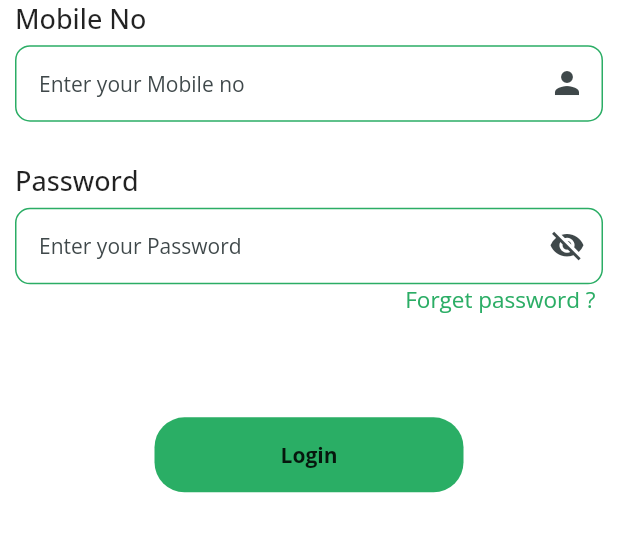
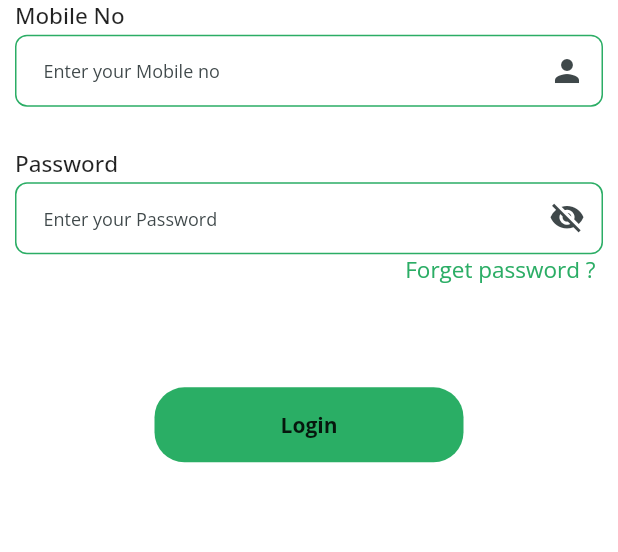
Before and after one commit to umangk007/ticket_resolver_system, a Flutter app: the screen it shows after launch, on a phone screen of 412 x 824 dp, the part 353-905 px from its top. Run offline on Flutter 3.47's test engine with Material 2 defaults, Android fonts, the phone set to English and light mode, and no system bars; our stand-ins replace google_fonts, permission_handler, shared_preferences, signature, upgrader.

Commit message:
Initial commit.

```diff
--- a/lib/screens/login_screen.dart
+++ b/lib/screens/login_screen.dart
@@ -53,26 +53,35 @@ class _LoginScreenState extends State<LoginScreen> {
                     ),
                     const Text("Mobile No",
                         style: TextStyle(
-                            fontSize: 18, fontWeight: FontWeight.w500)),
+                            fontSize: 15, fontWeight: FontWeight.w500)),
                     const SizedBox(
-                      height: 5,
+                      height: 3,
                     ),
                     TextFormField(
                       controller: usernameController,
+                      style: const TextStyle(
+                        fontSize: 12,
+                      ),
                       decoration: InputDecoration(
                         focusColor: green,
+                        contentPadding:
+                            const EdgeInsets.only(top: 15, left: 15),
                         enabledBorder: OutlineInputBorder(
                             borderSide: const BorderSide(color: green),
-                            borderRadius: BorderRadius.circular(10)),
+                            borderRadius: BorderRadius.circular(08)),
                         disabledBorder: OutlineInputBorder(
                             borderSide: const BorderSide(color: green),
-                            borderRadius: BorderRadius.circular(10)),
+                            borderRadius: BorderRadius.circular(8)),
                         border: OutlineInputBorder(
-                          borderRadius: BorderRadius.circular(10),
+                          borderRadius: BorderRadius.circular(8),
                         ),
+                        // border: InputBorder.none,
                         hintText: "Enter your Mobile no",
-                        hintStyle:
-                            const TextStyle(fontWeight: FontWeight.normal),
+                        hintStyle: const TextStyle(
+                          fontWeight: FontWeight.normal,
+                          fontSize: 12,
+                        ),
+                        errorStyle: const TextStyle(fontSize: 0.01),
                         suffixIcon: (usernameEmpty)
                             ? const Icon(Icons.person_sharp)
                             : IconButton(
@@ -85,7 +94,7 @@ class _LoginScreenState extends State<LoginScreen> {
                       ),
                       validator: (value) {
                         if (value!.isEmpty) {
-                          return "Please enter Mobile no";
+                          return "";
                         } else {
                           return null;
                         }
@@ -96,27 +105,33 @@ class _LoginScreenState extends State<LoginScreen> {
                     ),
                     const Text("Password",
                         style: TextStyle(
-                            fontSize: 18, fontWeight: FontWeight.w500)),
+                            fontSize: 15, fontWeight: FontWeight.w500)),
                     const SizedBox(
-                      height: 5,
+                      height: 3,
                     ),
                     TextFormField(
                       controller: passwordController,
                       obscureText: !showPassword,
+                      style: const TextStyle(
+                        fontSize: 12,
+                      ),
                       decoration: InputDecoration(
                         focusColor: green,
+                        contentPadding:
+                            const EdgeInsets.only(top: 15, left: 15),
                         enabledBorder: OutlineInputBorder(
                             borderSide: const BorderSide(color: green),
-                            borderRadius: BorderRadius.circular(10)),
+                            borderRadius: BorderRadius.circular(08)),
                         disabledBorder: OutlineInputBorder(
                             borderSide: const BorderSide(color: green),
-                            borderRadius: BorderRadius.circular(10)),
+                            borderRadius: BorderRadius.circular(8)),
                         border: OutlineInputBorder(
-                          borderRadius: BorderRadius.circular(10),
+                          borderRadius: BorderRadius.circular(8),
                         ),
                         hintText: "Enter your Password",
-                        hintStyle:
-                            const TextStyle(fontWeight: FontWeight.normal),
+                        hintStyle: const TextStyle(
+                            fontWeight: FontWeight.normal, fontSize: 12),
+                        errorStyle: const TextStyle(fontSize: 0.01),
                         suffixIcon: (showPassword)
                             ? IconButton(
                                 onPressed: () {
@@ -174,8 +189,8 @@ class _LoginScreenState extends State<LoginScreen> {
                             setState(() {
                               isLoading = true;
                             });
-                            Repository().userLogIn(usernameController.text,
-                                passwordController.text, context);
+                            Repository().userLogIn(usernameController.text.trim(),
+                                passwordController.text.trim(), context);
                             Timer(const Duration(seconds: 1), () {
                               setState(() {
                                 isLoading = false;
--- a/lib/screens/report_form_screen.dart
+++ b/lib/screens/report_form_screen.dart
@@ -79,7 +79,7 @@ class _ReportFormScreenState extends State<ReportFormScreen> {
                       hintText: "Mlc type & model",
                       validate: (value) {
                         if (value!.isEmpty) {
-                          return "Please enter Machine type";
+                          return "";
                         } else {
                           return null;
                         }
@@ -91,7 +91,7 @@ class _ReportFormScreenState extends State<ReportFormScreen> {
                       hintText: "Nature of Complaint",
                       validate: (value) {
                         if (value!.isEmpty) {
-                          return "Please enter Nature of complain";
+                          return "";
                         } else {
                           return null;
                         }
@@ -103,7 +103,7 @@ class _ReportFormScreenState extends State<ReportFormScreen> {
                       hintText: "Action taken",
                       validate: (value) {
                         if (value!.isEmpty) {
-                          return "Please enter Action taken";
+                          return "";
                         } else {
                           return null;
                         }
```
Also changed, not shown: lib/screens/reset_password_screen.dart (+33 -13 lines), lib/widgets/constant.dart (+26 -9 lines).
